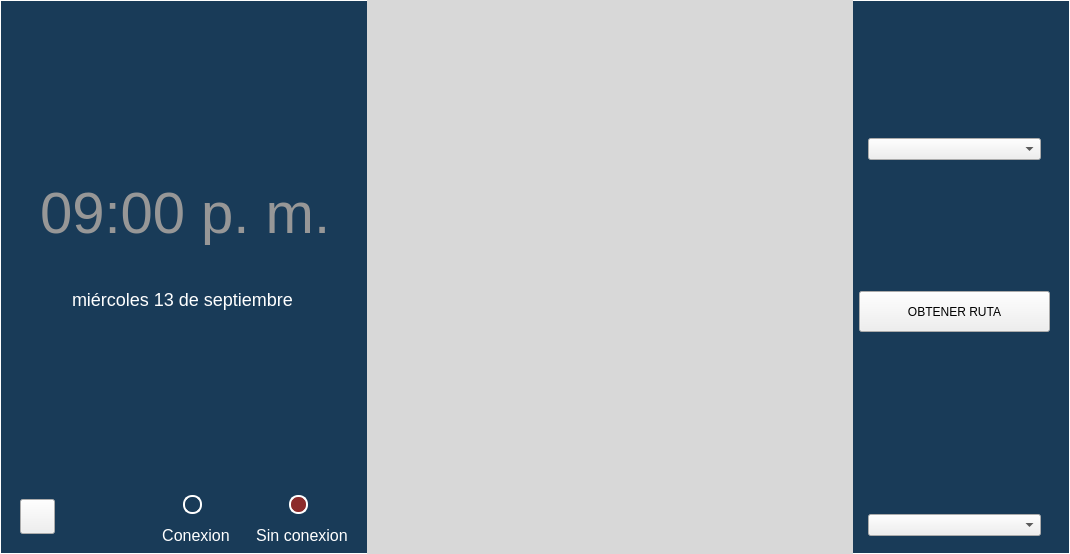
Before: the Qt Designer form GUI/DISENO/main_dise.ui in ronihdzz/metro-maps-cdmx, drawn with Qt 5.
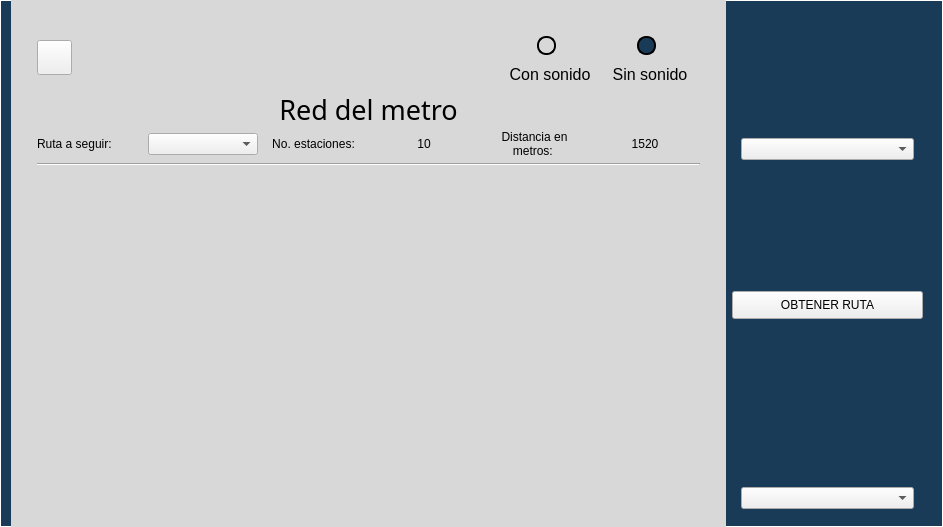
After: the same form once the commit is applied. Icons and pictures are not drawn.

Commit message: Cambie la interfaz grafica y agrege botones en los puntos de las estaciones para que cuando el usuario los seleccione aparezca la estacion

Diff of the .ui file:
```diff
--- a/GUI/DISENO/main_dise.ui
+++ b/GUI/DISENO/main_dise.ui
@@ -6,8 +6,8 @@
    <rect>
     <x>0</x>
     <y>0</y>
-    <width>1070</width>
-    <height>554</height>
+    <width>943</width>
+    <height>527</height>
    </rect>
   </property>
   <property name="minimumSize">
@@ -34,7 +34,7 @@
    <string notr="true">#Form{    
 border:1px solid white;
 background-color: #193b58;
-padding:0px
+padding:0;
 }
 
 </string>
@@ -49,509 +49,6 @@
    <property name="bottomMargin">
     <number>0</number>
    </property>
-   <item>
-    <widget class="QWidget" name="widget" native="true">
-     <property name="enabled">
-      <bool>true</bool>
-     </property>
-     <property name="minimumSize">
-      <size>
-       <width>350</width>
-       <height>420</height>
-      </size>
-     </property>
-     <property name="maximumSize">
-      <size>
-       <width>300</width>
-       <height>16777215</height>
-      </size>
-     </property>
-     <layout class="QVBoxLayout" name="verticalLayout">
-      <property name="rightMargin">
-       <number>9</number>
-      </property>
-      <item>
-       <widget class="QLabel" name="label_39">
-        <property name="minimumSize">
-         <size>
-          <width>100</width>
-          <height>10</height>
-         </size>
-        </property>
-        <property name="text">
-         <string/>
-        </property>
-       </widget>
-      </item>
-      <item>
-       <widget class="QTimeEdit" name="timeEdit_tiempo">
-        <property name="minimumSize">
-         <size>
-          <width>228</width>
-          <height>94</height>
-         </size>
-        </property>
-        <property name="maximumSize">
-         <size>
-          <width>600</width>
-          <height>100</height>
-         </size>
-        </property>
-        <property name="sizeIncrement">
-         <size>
-          <width>0</width>
-          <height>0</height>
-         </size>
-        </property>
-        <property name="baseSize">
-         <size>
-          <width>225</width>
-          <height>90</height>
-         </size>
-        </property>
-        <property name="font">
-         <font>
-          <family>LucidaGrande</family>
-          <pointsize>-1</pointsize>
-          <weight>50</weight>
-          <italic>false</italic>
-          <bold>false</bold>
-         </font>
-        </property>
-        <property name="styleSheet">
-         <string notr="true">QTimeEdit{ 
-  opacity: 0.53;
-  font-family: LucidaGrande;
-  font-size: 58px;
-   padding:0px;
-  color: #979797;
-  border: 1px solid  #193b58;
-background-color: #193b58;
-}
-
-</string>
-        </property>
-        <property name="locale">
-         <locale language="Spanish" country="Mexico"/>
-        </property>
-        <property name="wrapping">
-         <bool>false</bool>
-        </property>
-        <property name="alignment">
-         <set>Qt::AlignCenter</set>
-        </property>
-        <property name="readOnly">
-         <bool>true</bool>
-        </property>
-        <property name="buttonSymbols">
-         <enum>QAbstractSpinBox::NoButtons</enum>
-        </property>
-        <property name="accelerated">
-         <bool>false</bool>
-        </property>
-        <property name="correctionMode">
-         <enum>QAbstractSpinBox::CorrectToPreviousValue</enum>
-        </property>
-        <property name="keyboardTracking">
-         <bool>true</bool>
-        </property>
-        <property name="showGroupSeparator" stdset="0">
-         <bool>false</bool>
-        </property>
-        <property name="dateTime">
-         <datetime>
-          <hour>21</hour>
-          <minute>0</minute>
-          <second>0</second>
-          <year>2000</year>
-          <month>1</month>
-          <day>1</day>
-         </datetime>
-        </property>
-        <property name="currentSection">
-         <enum>QDateTimeEdit::HourSection</enum>
-        </property>
-        <property name="displayFormat">
-         <string>hh:mm a</string>
-        </property>
-        <property name="calendarPopup">
-         <bool>false</bool>
-        </property>
-        <property name="time">
-         <time>
-          <hour>21</hour>
-          <minute>0</minute>
-          <second>0</second>
-         </time>
-        </property>
-       </widget>
-      </item>
-      <item>
-       <widget class="QDateEdit" name="dateEdit_fecha">
-        <property name="minimumSize">
-         <size>
-          <width>200</width>
-          <height>40</height>
-         </size>
-        </property>
-        <property name="maximumSize">
-         <size>
-          <width>600</width>
-          <height>60</height>
-         </size>
-        </property>
-        <property name="sizeIncrement">
-         <size>
-          <width>0</width>
-          <height>0</height>
-         </size>
-        </property>
-        <property name="baseSize">
-         <size>
-          <width>200</width>
-          <height>40</height>
-         </size>
-        </property>
-        <property name="font">
-         <font>
-          <family>LucidaGrande</family>
-          <pointsize>-1</pointsize>
-          <weight>50</weight>
-          <italic>false</italic>
-          <bold>false</bold>
-         </font>
-        </property>
-        <property name="styleSheet">
-         <string notr="true">  font-family: LucidaGrande;
-  font-size: 18px;
-  font-weight: normal;
-  font-stretch: normal;
-  font-style: normal;
-  line-height: normal;
-  letter-spacing: normal;
-  color: #ffffff;
-  border: 1px solid  #193b58; 
-background-color: #193b58;
- /*font-weight: bold;*/</string>
-        </property>
-        <property name="locale">
-         <locale language="Spanish" country="Mexico"/>
-        </property>
-        <property name="alignment">
-         <set>Qt::AlignCenter</set>
-        </property>
-        <property name="readOnly">
-         <bool>true</bool>
-        </property>
-        <property name="buttonSymbols">
-         <enum>QAbstractSpinBox::NoButtons</enum>
-        </property>
-        <property name="showGroupSeparator" stdset="0">
-         <bool>false</bool>
-        </property>
-        <property name="dateTime">
-         <datetime>
-          <hour>0</hour>
-          <minute>0</minute>
-          <second>0</second>
-          <year>2000</year>
-          <month>9</month>
-          <day>13</day>
-         </datetime>
-        </property>
-        <property name="displayFormat">
-         <string>dddd dd 'de' MMMM </string>
-        </property>
-        <property name="calendarPopup">
-         <bool>false</bool>
-        </property>
-       </widget>
-      </item>
-      <item>
-       <widget class="QLabel" name="label_41">
-        <property name="minimumSize">
-         <size>
-          <width>100</width>
-          <height>10</height>
-         </size>
-        </property>
-        <property name="text">
-         <string/>
-        </property>
-       </widget>
-      </item>
-      <item>
-       <layout class="QHBoxLayout" name="horizontalLayout_14">
-        <item>
-         <widget class="QPushButton" name="btn_info">
-          <property name="minimumSize">
-           <size>
-            <width>25</width>
-            <height>25</height>
-           </size>
-          </property>
-          <property name="maximumSize">
-           <size>
-            <width>35</width>
-            <height>35</height>
-           </size>
-          </property>
-          <property name="sizeIncrement">
-           <size>
-            <width>0</width>
-            <height>0</height>
-           </size>
-          </property>
-          <property name="baseSize">
-           <size>
-            <width>25</width>
-            <height>25</height>
-           </size>
-          </property>
-          <property name="styleSheet">
-           <string notr="true">QPushButton {
-border-image:url(:/iconos_estandar/multimedia/imagenes/estandar/info_off.png);
- }
-
-QPushButton:hover {
-border-image:url(:/iconos_estandar/multimedia/imagenes/estandar/info_on.png);;
-}
-
-QPushButton:pressed {
-border-image:url(:/iconos_estandar/multimedia/imagenes/estandar/info_off.png);
-}</string>
-          </property>
-          <property name="text">
-           <string/>
-          </property>
-         </widget>
-        </item>
-        <item>
-         <widget class="QLabel" name="label_18">
-          <property name="text">
-           <string/>
-          </property>
-         </widget>
-        </item>
-        <item>
-         <layout class="QVBoxLayout" name="verticalLayout_5">
-          <item alignment="Qt::AlignHCenter">
-           <widget class="QRadioButton" name="rb_controlManual">
-            <property name="minimumSize">
-             <size>
-              <width>20</width>
-              <height>20</height>
-             </size>
-            </property>
-            <property name="maximumSize">
-             <size>
-              <width>30</width>
-              <height>30</height>
-             </size>
-            </property>
-            <property name="sizeIncrement">
-             <size>
-              <width>0</width>
-              <height>0</height>
-             </size>
-            </property>
-            <property name="baseSize">
-             <size>
-              <width>20</width>
-              <height>20</height>
-             </size>
-            </property>
-            <property name="font">
-             <font>
-              <pointsize>14</pointsize>
-             </font>
-            </property>
-            <property name="styleSheet">
-             <string notr="true">QRadioButton {
-
-}
-
-QRadioButton::indicator {
-    width:                  15px;
-    height:                 15px;
-    border-radius:          9px;
-}
-
-QRadioButton::indicator:checked {
-    background-color:        #8c2b2b; 
-    border:                 2px solid white;
-}
-
-QRadioButton::indicator:unchecked {
-    background-color:       #193b58;
-    border:                 2px solid white;
-}
-</string>
-            </property>
-            <property name="text">
-             <string/>
-            </property>
-           </widget>
-          </item>
-          <item>
-           <widget class="QLabel" name="label_6">
-            <property name="minimumSize">
-             <size>
-              <width>100</width>
-              <height>20</height>
-             </size>
-            </property>
-            <property name="maximumSize">
-             <size>
-              <width>70</width>
-              <height>20</height>
-             </size>
-            </property>
-            <property name="font">
-             <font>
-              <family>LucidaGrande</family>
-              <pointsize>-1</pointsize>
-              <weight>50</weight>
-              <italic>false</italic>
-              <bold>false</bold>
-             </font>
-            </property>
-            <property name="styleSheet">
-             <string notr="true">  font-family: LucidaGrande;
-  font-size: 16px;
-  font-weight: normal;
-  font-stretch: normal;
-  font-style: normal;
-  line-height: normal;
-  letter-spacing: normal;
-  color: #ffffff;
-  border: 1px solid  #193b58; 
-background-color: #193b58;
- /*font-weight: bold;*/</string>
-            </property>
-            <property name="text">
-             <string>Conexion</string>
-            </property>
-            <property name="alignment">
-             <set>Qt::AlignCenter</set>
-            </property>
-           </widget>
-          </item>
-         </layout>
-        </item>
-        <item>
-         <layout class="QVBoxLayout" name="verticalLayout_6">
-          <item alignment="Qt::AlignHCenter">
-           <widget class="QRadioButton" name="rb_controlAutomatico">
-            <property name="minimumSize">
-             <size>
-              <width>20</width>
-              <height>20</height>
-             </size>
-            </property>
-            <property name="maximumSize">
-             <size>
-              <width>30</width>
-              <height>30</height>
-             </size>
-            </property>
-            <property name="sizeIncrement">
-             <size>
-              <width>0</width>
-              <height>0</height>
-             </size>
-            </property>
-            <property name="baseSize">
-             <size>
-              <width>20</width>
-              <height>20</height>
-             </size>
-            </property>
-            <property name="font">
-             <font>
-              <pointsize>14</pointsize>
-             </font>
-            </property>
-            <property name="styleSheet">
-             <string notr="true">QRadioButton {
-
-}
-
-QRadioButton::indicator {
-    width:                  15px;
-    height:                 15px;
-    border-radius:          9px;
-}
-
-QRadioButton::indicator:checked {
-    background-color:        #8c2b2b; 
-    border:                 2px solid white;
-}
-
-QRadioButton::indicator:unchecked {
-    background-color:       #193b58; ;
-    border:                 2px solid white;
-}
-</string>
-            </property>
-            <property name="text">
-             <string/>
-            </property>
-            <property name="checked">
-             <bool>true</bool>
-            </property>
-           </widget>
-          </item>
-          <item>
-           <widget class="QLabel" name="label_10">
-            <property name="minimumSize">
-             <size>
-              <width>100</width>
-              <height>20</height>
-             </size>
-            </property>
-            <property name="maximumSize">
-             <size>
-              <width>70</width>
-              <height>20</height>
-             </size>
-            </property>
-            <property name="font">
-             <font>
-              <family>LucidaGrande</family>
-              <pointsize>-1</pointsize>
-              <weight>50</weight>
-              <italic>false</italic>
-              <bold>false</bold>
-             </font>
-            </property>
-            <property name="styleSheet">
-             <string notr="true">  font-family: LucidaGrande;
-  font-size: 16px;
-  font-weight: normal;
-  font-stretch: normal;
-  font-style: normal;
-  line-height: normal;
-  letter-spacing: normal;
-  color: #ffffff;
-  border: 1px solid  #193b58; 
-background-color: #193b58;</string>
-            </property>
-            <property name="text">
-             <string>Sin conexion</string>
-            </property>
-            <property name="alignment">
-             <set>Qt::AlignCenter</set>
-            </property>
-           </widget>
-          </item>
-         </layout>
-        </item>
-       </layout>
-      </item>
-     </layout>
-    </widget>
-   </item>
    <item>
     <widget class="QWidget" name="widget_alarmasNotas" native="true">
      <property name="minimumSize">
@@ -565,6 +62,7 @@
 margin:0px;
 background-color:#d8d8d8;
 padding: 50px 50px 50px 50px;
+padding: 0;
 }</string>
      </property>
      <layout class="QVBoxLayout" name="verticalLayout_2">
@@ -587,7 +85,399 @@
        <number>26</number>
       </property>
       <item>
-       <widget class="QStackedWidget" name="stack_notas">
+       <layout class="QHBoxLayout" name="horizontalLayout_15">
+        <item>
+         <widget class="QPushButton" name="btn_info">
+          <property name="minimumSize">
+           <size>
+            <width>25</width>
+            <height>25</height>
+           </size>
+          </property>
+          <property name="maximumSize">
+           <size>
+            <width>35</width>
+            <height>35</height>
+           </size>
+          </property>
+          <property name="sizeIncrement">
+           <size>
+            <width>0</width>
+            <height>0</height>
+           </size>
+          </property>
+          <property name="baseSize">
+           <size>
+            <width>25</width>
+            <height>25</height>
+           </size>
+          </property>
+          <property name="styleSheet">
+           <string notr="true">QPushButton {
+border-image:url(:/iconos_estandar/multimedia/imagenes/estandar/info_off.png);
+ }
+
+QPushButton:hover {
+border-image:url(:/iconos_estandar/multimedia/imagenes/estandar/info_on.png);;
+}
+
+QPushButton:pressed {
+border-image:url(:/iconos_estandar/multimedia/imagenes/estandar/info_off.png);
+}</string>
+          </property>
+          <property name="text">
+           <string/>
+          </property>
+         </widget>
+        </item>
+        <item>
+         <widget class="QLabel" name="bel_estacion_clic">
+          <property name="minimumSize">
+           <size>
+            <width>63</width>
+            <height>63</height>
+           </size>
+          </property>
+          <property name="maximumSize">
+           <size>
+            <width>150</width>
+            <height>150</height>
+           </size>
+          </property>
+          <property name="baseSize">
+           <size>
+            <width>63</width>
+            <height>63</height>
+           </size>
+          </property>
+          <property name="styleSheet">
+           <string notr="true">image: url(:/estaciones_metro/multimedia/imagenes/estaciones_metro/todas/san lazaro.png);</string>
+          </property>
+          <property name="text">
+           <string/>
+          </property>
+         </widget>
+        </item>
+        <item>
+         <widget class="QLabel" name="label_19">
+          <property name="text">
+           <string/>
+          </property>
+         </widget>
+        </item>
+        <item>
+         <layout class="QVBoxLayout" name="verticalLayout_7">
+          <item alignment="Qt::AlignHCenter">
+           <widget class="QRadioButton" name="rb_con_sonido">
+            <property name="minimumSize">
+             <size>
+              <width>20</width>
+              <height>20</height>
+             </size>
+            </property>
+            <property name="maximumSize">
+             <size>
+              <width>30</width>
+              <height>30</height>
+             </size>
+            </property>
+            <property name="sizeIncrement">
+             <size>
+              <width>0</width>
+              <height>0</height>
+             </size>
+            </property>
+            <property name="baseSize">
+             <size>
+              <width>20</width>
+              <height>20</height>
+             </size>
+            </property>
+            <property name="font">
+             <font>
+              <pointsize>14</pointsize>
+             </font>
+            </property>
+            <property name="styleSheet">
+             <string notr="true">QRadioButton {
+
+}
+
+QRadioButton::indicator {
+    width:                  15px;
+    height:                 15px;
+    border-radius:          9px;
+	border:                 2px solid black;
+}
+
+QRadioButton::indicator:checked {
+    background-color:        #193b58;
+    border:                 2px solid black;
+}
+
+QRadioButton::indicator:unchecked {
+    background-color:       #d8d8d8;
+    border:                  2px solid black;
+}
+</string>
+            </property>
+            <property name="text">
+             <string/>
+            </property>
+           </widget>
+          </item>
+          <item>
+           <widget class="QLabel" name="label_7">
+            <property name="minimumSize">
+             <size>
+              <width>100</width>
+              <height>20</height>
+             </size>
+            </property>
+            <property name="maximumSize">
+             <size>
+              <width>70</width>
+              <height>20</height>
+             </size>
+            </property>
+            <property name="font">
+             <font>
+              <family>LucidaGrande</family>
+              <pointsize>-1</pointsize>
+              <weight>50</weight>
+              <italic>false</italic>
+              <bold>false</bold>
+             </font>
+            </property>
+            <property name="styleSheet">
+             <string notr="true">  font-family: LucidaGrande;
+  font-size: 16px;
+  font-weight: normal;
+  font-stretch: normal;
+  font-style: normal;
+  line-height: normal;
+  letter-spacing: normal;
+  color: black;
+  /*border: 1px solid  #193b58; */
+background-color: #d8d8d8;
+ /*font-weight: bold;*/</string>
+            </property>
+            <property name="text">
+             <string>Con sonido</string>
+            </property>
+            <property name="alignment">
+             <set>Qt::AlignCenter</set>
+            </property>
+           </widget>
+          </item>
+         </layout>
+        </item>
+        <item>
+         <layout class="QVBoxLayout" name="verticalLayout_9">
+          <item alignment="Qt::AlignHCenter">
+           <widget class="QRadioButton" name="rb_sin_sonido">
+            <property name="minimumSize">
+             <size>
+              <width>20</width>
+              <height>20</height>
+             </size>
+            </property>
+            <property name="maximumSize">
+             <size>
+              <width>30</width>
+              <height>30</height>
+             </size>
+            </property>
+            <property name="sizeIncrement">
+             <size>
+              <width>0</width>
+              <height>0</height>
+             </size>
+            </property>
+            <property name="baseSize">
+             <size>
+              <width>20</width>
+              <height>20</height>
+             </size>
+            </property>
+            <property name="font">
+             <font>
+              <pointsize>14</pointsize>
+             </font>
+            </property>
+            <property name="styleSheet">
+             <string notr="true">QRadioButton {
+
+}
+
+QRadioButton::indicator {
+    width:                  15px;
+    height:                 15px;
+    border-radius:          9px;
+	border:                 2px solid black;
+}
+
+QRadioButton::indicator:checked {
+    background-color:        #193b58;
+    border:                 2px solid black;
+}
+
+QRadioButton::indicator:unchecked {
+    background-color:       #d8d8d8;
+    border:                  2px solid black;
+}</string>
+            </property>
+            <property name="text">
+             <string/>
+            </property>
+            <property name="checked">
+             <bool>true</bool>
+            </property>
+           </widget>
+          </item>
+          <item>
+           <widget class="QLabel" name="label_11">
+            <property name="minimumSize">
+             <size>
+              <width>100</width>
+              <height>20</height>
+             </size>
+            </property>
+            <property name="maximumSize">
+             <size>
+              <width>70</width>
+              <height>20</height>
+             </size>
+            </property>
+            <property name="font">
+             <font>
+              <family>LucidaGrande</family>
+              <pointsize>-1</pointsize>
+              <weight>50</weight>
+              <italic>false</italic>
+              <bold>false</bold>
+             </font>
+            </property>
+            <property name="styleSheet">
+             <string notr="true">  font-family: LucidaGrande;
+  font-size: 16px;
+  font-weight: normal;
+  font-stretch: normal;
+  font-style: normal;
+  line-height: normal;
+  letter-spacing: normal;
+  color: black;
+  /*border: 1px solid  #193b58; */
+background-color: #d8d8d8;
+ /*font-weight: bold;*/</string>
+            </property>
+            <property name="text">
+             <string>Sin sonido</string>
+            </property>
+            <property name="alignment">
+             <set>Qt::AlignCenter</set>
+            </property>
+           </widget>
+          </item>
+         </layout>
+        </item>
+       </layout>
+      </item>
+      <item>
+       <widget class="QLabel" name="label_3">
+        <property name="minimumSize">
+         <size>
+          <width>181</width>
+          <height>41</height>
+         </size>
+        </property>
+        <property name="font">
+         <font>
+          <family>Franklin Gothic Demi</family>
+          <pointsize>20</pointsize>
+         </font>
+        </property>
+        <property name="text">
+         <string>Red del metro</string>
+        </property>
+        <property name="alignment">
+         <set>Qt::AlignCenter</set>
+        </property>
+       </widget>
+      </item>
+      <item>
+       <layout class="QHBoxLayout" name="horizontalLayout_5">
+        <property name="topMargin">
+         <number>0</number>
+        </property>
+        <property name="bottomMargin">
+         <number>5</number>
+        </property>
+        <item>
+         <widget class="QLabel" name="label_9">
+          <property name="text">
+           <string>Ruta a seguir:</string>
+          </property>
+         </widget>
+        </item>
+        <item>
+         <widget class="QComboBox" name="cmb__box_ruta"/>
+        </item>
+        <item>
+         <widget class="QLabel" name="label_10">
+          <property name="text">
+           <string>No. estaciones:</string>
+          </property>
+          <property name="alignment">
+           <set>Qt::AlignCenter</set>
+          </property>
+         </widget>
+        </item>
+        <item>
+         <widget class="QLabel" name="bel_no_estaciones">
+          <property name="text">
+           <string>10</string>
+          </property>
+          <property name="alignment">
+           <set>Qt::AlignCenter</set>
+          </property>
+         </widget>
+        </item>
+        <item>
+         <widget class="QLabel" name="label_13">
+          <property name="text">
+           <string>Distancia en
+metros: </string>
+          </property>
+          <property name="alignment">
+           <set>Qt::AlignCenter</set>
+          </property>
+         </widget>
+        </item>
+        <item>
+         <widget class="QLabel" name="bel_dst_ruta">
+          <property name="text">
+           <string>1520</string>
+          </property>
+          <property name="alignment">
+           <set>Qt::AlignCenter</set>
+          </property>
+         </widget>
+        </item>
+       </layout>
+      </item>
+      <item>
+       <widget class="Line" name="line">
+        <property name="lineWidth">
+         <number>1</number>
+        </property>
+        <property name="orientation">
+         <enum>Qt::Horizontal</enum>
+        </property>
+       </widget>
+      </item>
+      <item>
+       <widget class="QStackedWidget" name="stack_panel_metro">
         <property name="minimumSize">
          <size>
           <width>380</width>
@@ -617,6 +507,7 @@
 padding:0px;
 background-color: #d8d8d8;
 /*border-radius: 20%;*/
+margin-top: 5px;
 margin: 0px;
 }
 
@@ -626,6 +517,7 @@
 margin:0px;
 padding:0px;
 background-color: #d8d8d8;
+margin-top: 5px;
 }
 
 
@@ -633,6 +525,7 @@
 background-color: #d8d8d8;
 /*border-radius: 20%*/;
 margin: 0px;
+margin-top: 5px;
 }
 
 
```
Left out of the diff: 4 changed lines with no effect on the pictures. The commit also changes 11 other files.
